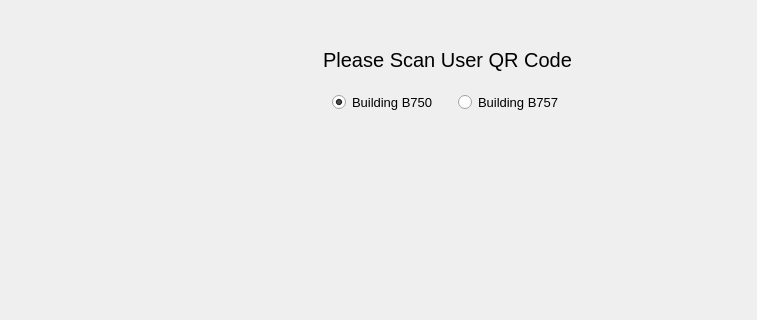
First picture: the form in ui/scanner.ui, repository pcdshub/stock-management, before the edit; both pictures show x 506 to 1263 and y 0 to 320 of the 1263 by 813 pixel window.
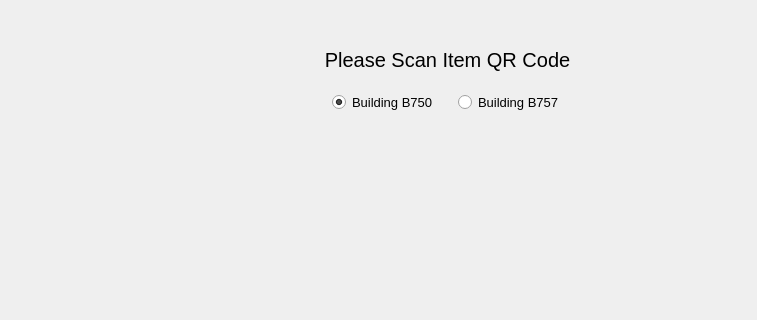
Second picture: the form after the edit.

What changed in the file:
```diff
--- a/ui/scanner.ui
+++ b/ui/scanner.ui
@@ -57,7 +57,7 @@
           </font>
          </property>
          <property name="text">
-          <string>Please Scan User QR Code</string>
+          <string>Please Scan Item QR Code</string>
          </property>
          <property name="alignment">
           <set>Qt::AlignCenter</set>
```
